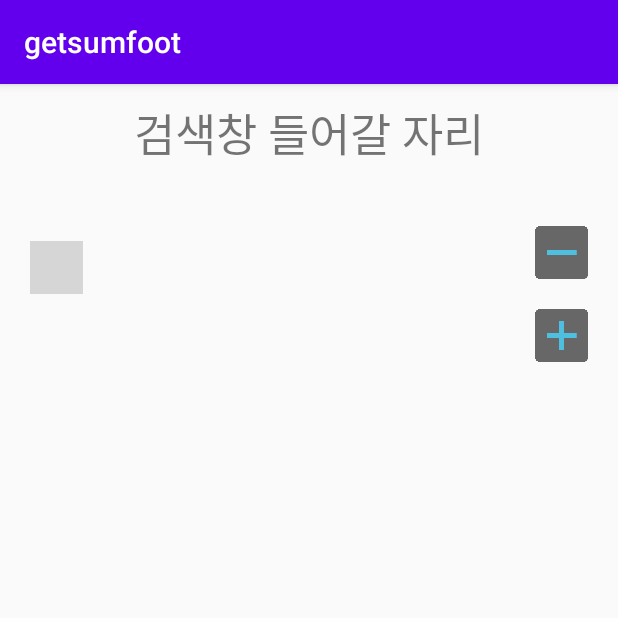
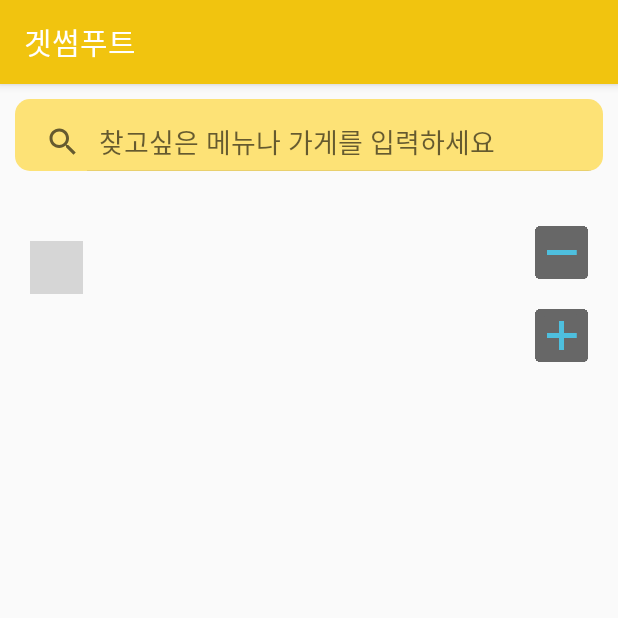
Before and after one commit to JIN-YOON-SOO/getSum_foodtruck, an Android app: the screen it shows after launch (DeviceMapActivity), on a phone screen of 412 x 824 dp, the top half of it. Run offline under Robolectric (Android 15) with nearby library versions, the phone set to English and light mode, and no system bars; libraries missing offline, so code that uses them is left out: com.naver.maps; plain views replace LocationButtonView, MapView; grey boxes are pictures that could not be loaded.

Commit message:
device map 줌인 줌아웃 최신 gps위치 버튼 //추가 검색창 layout 추가

```diff
--- /dev/null
+++ b/app/src/main/res/drawable-v24/normal_rec_btn_info.xml
@@ -0,0 +1,6 @@
+<?xml version="1.0" encoding="utf-8"?>
+<shape xmlns:android="http://schemas.android.com/apk/res/android"
+    android:shape="rectangle">
+    <solid android:color="@color/colorBackgroundPrimary"/>
+    <corners android:radius="10dp"/>
+</shape>
--- /dev/null
+++ b/app/src/main/res/drawable-v24/pressed_rec_btn_info.xml
@@ -0,0 +1,6 @@
+<?xml version="1.0" encoding="utf-8"?>
+<shape xmlns:android="http://schemas.android.com/apk/res/android"
+    android:shape="rectangle">
+    <solid android:color="@color/sub_colorGray"/>
+    <corners android:radius="10dp"/>
+</shape>
--- /dev/null
+++ b/app/src/main/res/drawable-v24/rec_btn_info.xml
@@ -0,0 +1,6 @@
+<?xml version="1.0" encoding="utf-8"?>
+<selector xmlns:android="http://schemas.android.com/apk/res/android"
+    android:shape="rectangle">
+    <item android:drawable="@drawable/normal_rec_btn_info" android:state_pressed="false"></item>
+    <item android:drawable="@drawable/pressed_rec_btn_info" android:state_pressed="true"></item>
+</selector>
--- a/app/src/main/res/layout/activity_device_map.xml
+++ b/app/src/main/res/layout/activity_device_map.xml
@@ -32,14 +32,16 @@
             app:navermap_logoGravity="bottom"
             app:navermap_logoMargin="40dp">
 
-            <TextView
-                android:id="@+id/temp_pos"
-                android:layout_marginTop="10dp"
+            <androidx.appcompat.widget.SearchView
+                android:clickable="true"
+                android:background="@drawable/normal_rec_btn_info"
+                android:id="@+id/search_view"
+                android:paddingTop="10dp"
+                android:layout_margin="10dp"
                 android:layout_width="match_parent"
                 android:layout_height="wrap_content"
-                android:gravity="center"
-                android:textSize="30sp"
-                android:text="검색창 들어갈 자리"/>
+                app:iconifiedByDefault="false"
+                app:queryHint="찾고싶은 메뉴나 가게를 입력하세요"/>
 
         </com.naver.maps.map.MapView>
 
--- a/app/src/main/res/values/colors.xml
+++ b/app/src/main/res/values/colors.xml
@@ -1,6 +1,9 @@
 <?xml version="1.0" encoding="utf-8"?>
 <resources>
-    <color name="colorPrimary">#6200EE</color>
-    <color name="colorPrimaryDark">#3700B3</color>
+    <color name="colorPrimary">#f1c40f</color>
+    //전용색상 노란색
+    <color name="colorBackgroundPrimary">#FDE276</color>
+    <color name="sub_colorGray">#ececec</color>
+    //usb 색상 회색
     <color name="colorAccent">#03DAC5</color>
 </resources>
--- a/app/src/main/res/values/strings.xml
+++ b/app/src/main/res/values/strings.xml
@@ -1,3 +1,3 @@
 <resources>
-    <string name="app_name">getsumfoot</string>
+    <string name="app_name">겟썸푸트</string>
 </resources>
--- a/app/src/main/res/values/styles.xml
+++ b/app/src/main/res/values/styles.xml
@@ -3,7 +3,7 @@
     <style name="AppTheme" parent="Theme.AppCompat.Light.DarkActionBar">
         <!-- Customize your theme here. -->
         <item name="colorPrimary">@color/colorPrimary</item>
-        <item name="colorPrimaryDark">@color/colorPrimaryDark</item>
+        <item name="colorPrimaryDark">@color/sub_colorGray</item>
         <item name="colorAccent">@color/colorAccent</item>
     </style>
 
```
Also changed, not shown: app/src/main/res/font/font_main.xml (added, +7 -0 lines), 1 other file.
